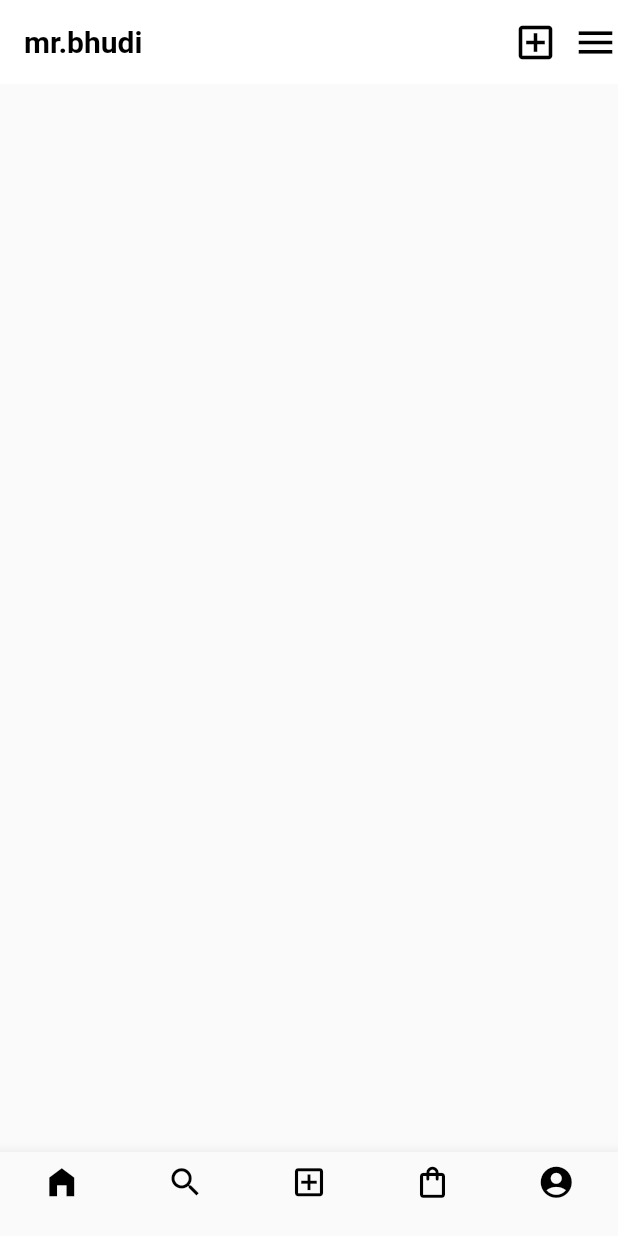
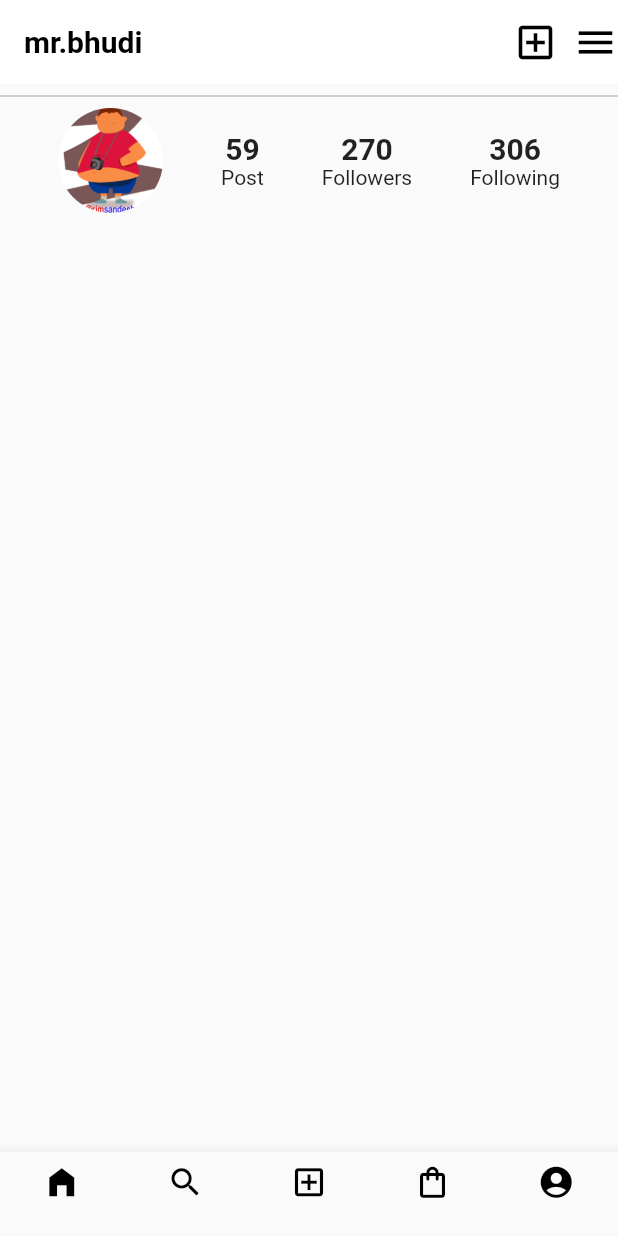
Before and after one commit to sandesh101/Instagram-UI, a Flutter app: the screen it shows after launch, item 5 of the bottom bar chosen, on a phone screen of 412 x 824 dp. Run offline on Flutter 3.47's test engine with Material 2 defaults, Android fonts, the phone set to English and light mode, and no system bars.

Commit message:
Added Follower/Following section

```diff
--- a/lib/account.dart
+++ b/lib/account.dart
@@ -31,6 +31,70 @@ class _AccountState extends State<Account> {
             size: 30,
           ),
         ],
-    ));
+      ),
+      body: Column(
+        children: [
+          Divider(
+            color: Colors.black45,
+            thickness: 0.5,
+          ),
+          Row(
+            mainAxisAlignment: MainAxisAlignment.spaceEvenly,
+            children: [
+              CircleAvatar(
+                backgroundImage: AssetImage('assets/bhudi.png'),
+                backgroundColor: Colors.white,
+                radius: 35,
+              ),
+              Column(
+                children: [
+                  Text(
+                    '59',
+                    style: TextStyle(
+                      fontWeight: FontWeight.bold,
+                      fontSize: 20,
+                    ),
+                  ),
+                  Text(
+                    'Post',
+                    style: TextStyle(color: Colors.black87),
+                  )
+                ],
+              ),
+              Column(
+                children: [
+                  Text(
+                    '270',
+                    style: TextStyle(
+                      fontWeight: FontWeight.bold,
+                      fontSize: 20,
+                    ),
+                  ),
+                  Text(
+                    'Followers',
+                    style: TextStyle(color: Colors.black87),
+                  )
+                ],
+              ),
+              Column(
+                children: [
+                  Text(
+                    '306',
+                    style: TextStyle(
+                      fontWeight: FontWeight.bold,
+                      fontSize: 20,
+                    ),
+                  ),
+                  Text(
+                    'Following',
+                    style: TextStyle(color: Colors.black87),
+                  )
+                ],
+              )
+            ],
+          ),
+        ],
+      ),
+    );
   }
 }
```
Lines whose indentation alone changed are shown as unchanged.
